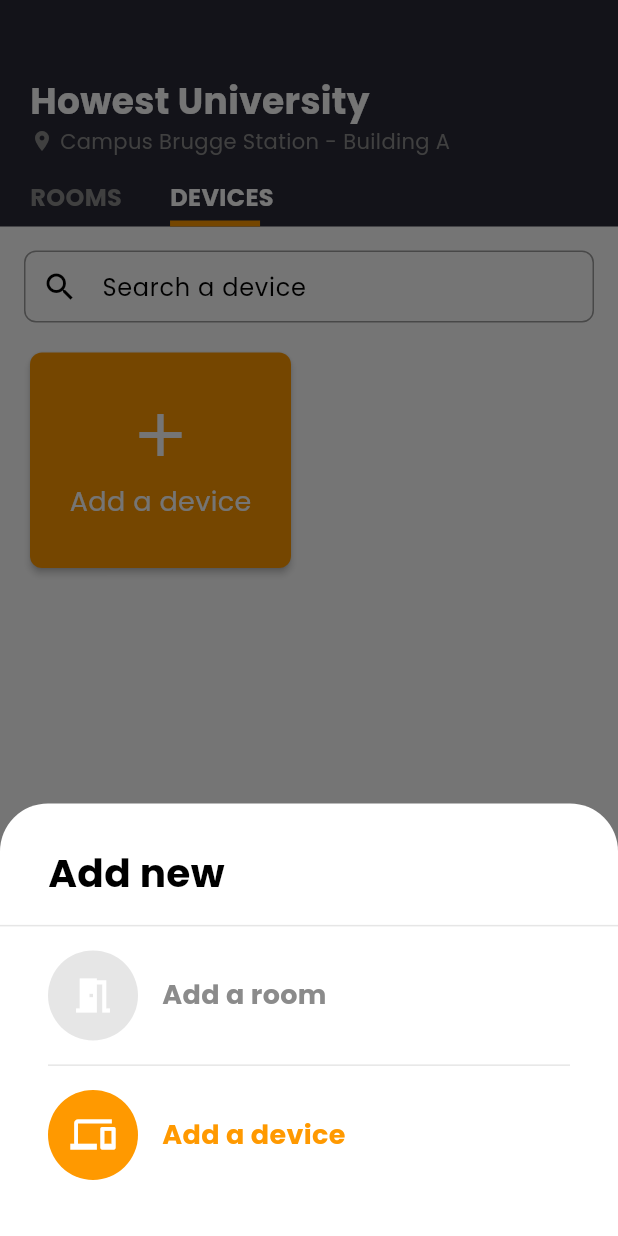
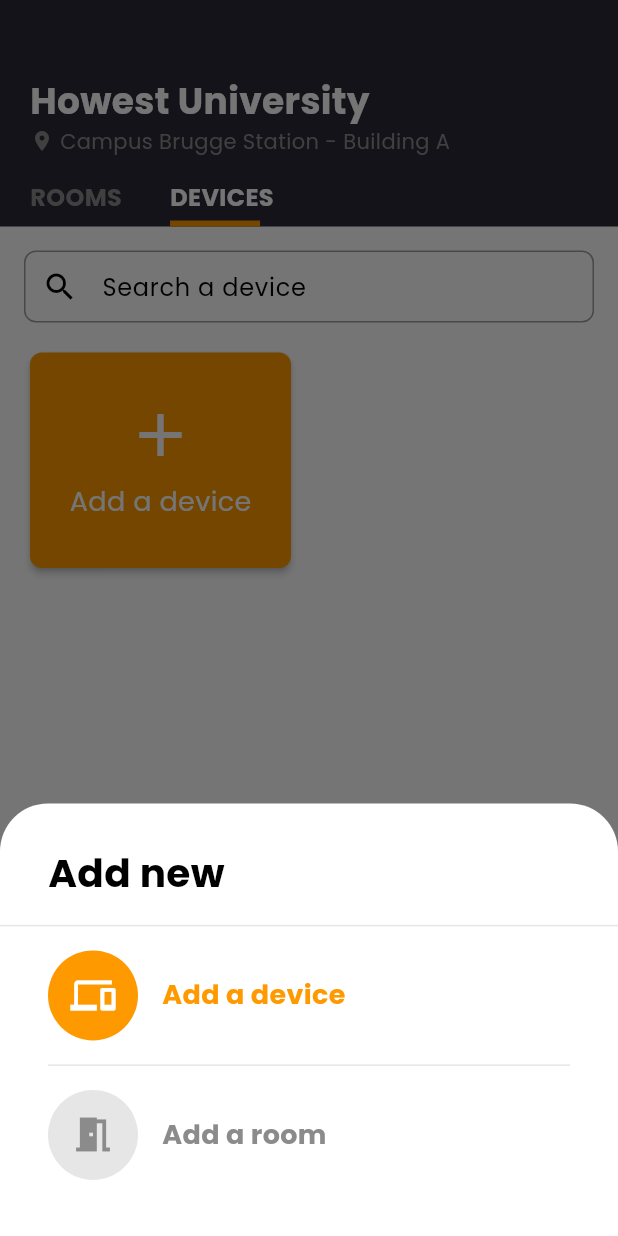
Before and after one commit to KempDewulf/envirosense-app, a Flutter app: the HomeScreen screen opened directly, after a tap on "DEVICES", after a tap on "Add a device", on a phone screen of 412 x 824 dp. Run offline on Flutter 3.47's test engine with Material 3 defaults, Android fonts, the phone set to English and light mode, and no system bars; our stand-ins replace dotted_border, firebase_auth, firebase_core, fl_chart, flutter_dotenv, google_fonts and 2 more; missing offline and left inert: mobile_scanner; accounts and stored records are empty; network calls fail.

Commit message:
fix: update add options bottom sheet to dynamically set icon color and type based on selected option

```diff
--- a/lib/presentation/widgets/add_options_bottom_sheet.dart
+++ b/lib/presentation/widgets/add_options_bottom_sheet.dart
@@ -23,7 +23,10 @@ class AddOptionsBottomSheet extends StatelessWidget {
         textColor: preferredOption == AddOptionType.room
             ? AppColors.secondaryColor
             : AppColors.accentColor,
-        iconColor: Colors.white,
+        iconColor: preferredOption == AddOptionType.room
+            ? Colors.white
+            : AppColors.accentColor,
+        type: AddOptionType.room,
       ),
       _AddOption(
         title: 'Add a device',
@@ -38,16 +41,16 @@ class AddOptionsBottomSheet extends StatelessWidget {
         iconColor: preferredOption == AddOptionType.device
             ? Colors.white
             : AppColors.accentColor,
+        type: AddOptionType.device,
       ),
     ];
 
     if (preferredOption != null) {
       options.sort((a, b) {
-        if (a.title == 'Add Room' && preferredOption == AddOptionType.room) {
+        if (a.type == preferredOption && b.type != preferredOption) {
           return -1;
-        } else if (a.title == 'Add Device' &&
-            preferredOption == AddOptionType.device) {
-          return -1;
+        } else if (a.type != preferredOption && b.type == preferredOption) {
+          return 1;
         }
         return 0;
       });
@@ -152,6 +155,7 @@ class _AddOption {
   final String onTapRoute;
   final Color textColor;
   final Color iconColor;
+  final AddOptionType type;
 
   _AddOption({
     required this.title,
@@ -160,5 +164,6 @@ class _AddOption {
     required this.onTapRoute,
     required this.textColor,
     required this.iconColor,
+    required this.type,
   });
 }
```
